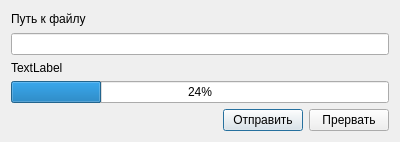
This is dialogsendfile.ui in IDLp1/dipp as Qt 5 draws it before an edit. The edited form follows.
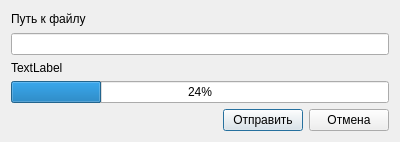
This is the edited form.

Patch:
```diff
--- a/dialogsendfile.ui
+++ b/dialogsendfile.ui
@@ -83,7 +83,7 @@
          <item>
           <widget class="QPushButton" name="button_cancel">
            <property name="text">
-            <string>Прервать</string>
+            <string>Отмена</string>
            </property>
           </widget>
          </item>
```
